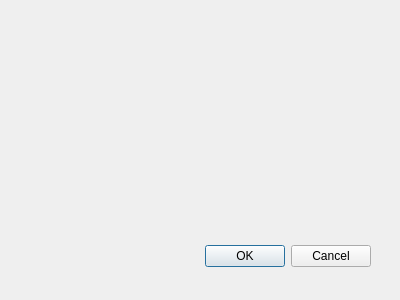
Qt form Suntec/QgisPyPlugin/NearestFeature/nearest_feature_dialog_base.ui (15831944/tphProjects) before a commit.
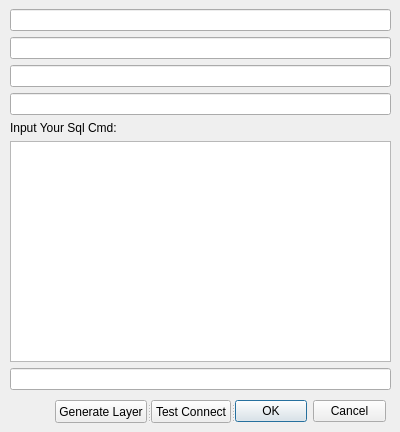
The same form after that commit.

Commit message: do not use new layer anymore.

Patch:
```diff
--- a/Suntec/QgisPyPlugin/NearestFeature/nearest_feature_dialog_base.ui
+++ b/Suntec/QgisPyPlugin/NearestFeature/nearest_feature_dialog_base.ui
@@ -1,32 +1,84 @@
 <ui version="4.0" >
  <class>NearestFeatureDialogBase</class>
- <widget class="QDialog" name="NearestFeatureDialogBase" >
-  <property name="geometry" >
+ <widget class="QDialog" name="NearestFeatureDialogBase">
+  <property name="geometry">
    <rect>
     <x>0</x>
     <y>0</y>
     <width>400</width>
-    <height>300</height>
+    <height>432</height>
    </rect>
   </property>
   <property name="windowTitle" >
    <string>Nearest Feature</string>
   </property>
-  <widget class="QDialogButtonBox" name="button_box" >
-   <property name="geometry" >
+  <widget class="QWidget" name="verticalLayoutWidget">
+   <property name="geometry">
     <rect>
-     <x>30</x>
-     <y>240</y>
-     <width>341</width>
-     <height>32</height>
+     <x>10</x>
+     <y>9</y>
+     <width>381</width>
+     <height>381</height>
     </rect>
    </property>
-   <property name="orientation" >
+   <layout class="QVBoxLayout" name="verticalLayout">
+    <item>
+     <widget class="QLineEdit" name="lineEditIp"/>
+    </item>
+    <item>
+     <widget class="QLineEdit" name="lineEditDbName"/>
+    </item>
+    <item>
+     <widget class="QLineEdit" name="lineEditUser"/>
+    </item>
+    <item>
+     <widget class="QLineEdit" name="lineEditPassword"/>
+    </item>
+    <item>
+     <widget class="QLabel" name="labelSqlCmd">
+      <property name="text">
+       <string>Input Your Sql Cmd:</string>
+      </property>
+     </widget>
+    </item>
+    <item>
+     <widget class="QTextEdit" name="textEditSqlCmd"/>
+    </item>
+    <item>
+     <widget class="QLineEdit" name="lineEditLayerName"/>
+    </item>
+   </layout>
+  </widget>
+  <widget class="QSplitter" name="splitter">
+   <property name="geometry">
+    <rect>
+     <x>55</x>
+     <y>400</y>
+     <width>331</width>
+     <height>23</height>
+    </rect>
+   </property>
+   <property name="orientation">
     <enum>Qt::Horizontal</enum>
    </property>
-   <property name="standardButtons" >
-    <set>QDialogButtonBox::Cancel|QDialogButtonBox::Ok</set>
-   </property>
+   <widget class="QPushButton" name="pushButtonGenerateLayer">
+    <property name="text">
+     <string>Generate Layer</string>
+    </property>
+   </widget>
+   <widget class="QPushButton" name="pushButtonTestConnect">
+    <property name="text">
+     <string>Test Connect</string>
+    </property>
+   </widget>
+   <widget class="QDialogButtonBox" name="button_box">
+    <property name="orientation">
+     <enum>Qt::Horizontal</enum>
+    </property>
+    <property name="standardButtons">
+     <set>QDialogButtonBox::Cancel|QDialogButtonBox::Ok</set>
+    </property>
+   </widget>
   </widget>
  </widget>
  <resources/>
```
Left out of the diff: 29 changed lines with no effect on the pictures. The commit also changes 3 other files.
